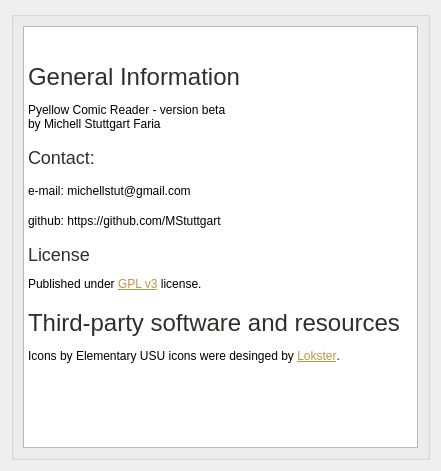
mstuttgart/pynocchio, file view/about_dialog.ui: the form before one commit.
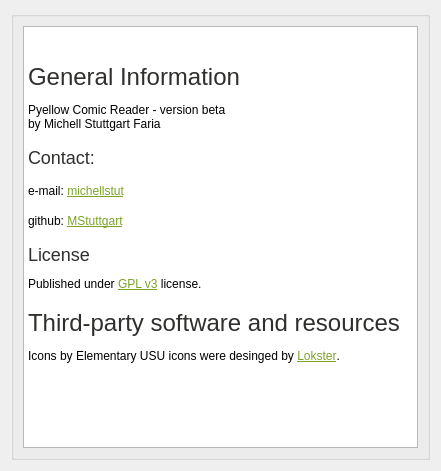
The form after the commit. Icons and pictures are not drawn.

Patch:
```diff
--- a/view/about_dialog.ui
+++ b/view/about_dialog.ui
@@ -39,12 +39,12 @@
 &lt;p style=&quot; margin-top:18px; margin-bottom:12px; margin-left:0px; margin-right:0px; -qt-block-indent:0; text-indent:0px;&quot;&gt;&lt;span style=&quot; font-size:xx-large; color:#302f2d;&quot;&gt;General Information&lt;/span&gt;&lt;/p&gt;
 &lt;p style=&quot; margin-top:12px; margin-bottom:12px; margin-left:0px; margin-right:0px; -qt-block-indent:0; text-indent:0px;&quot;&gt;Pyellow Comic Reader - version beta&lt;br /&gt;by Michell Stuttgart Faria&lt;/p&gt;
 &lt;p style=&quot; margin-top:16px; margin-bottom:12px; margin-left:0px; margin-right:0px; -qt-block-indent:0; text-indent:0px;&quot;&gt;&lt;span style=&quot; font-size:x-large; color:#302f2d;&quot;&gt;Contact: &lt;/span&gt;&lt;/p&gt;
-&lt;p style=&quot; margin-top:16px; margin-bottom:12px; margin-left:0px; margin-right:0px; -qt-block-indent:0; text-indent:0px;&quot;&gt;e-mail: michellstut@gmail.com &lt;/p&gt;
-&lt;p style=&quot; margin-top:16px; margin-bottom:12px; margin-left:0px; margin-right:0px; -qt-block-indent:0; text-indent:0px;&quot;&gt;github: https://github.com/MStuttgart&lt;/p&gt;
+&lt;p style=&quot; margin-top:16px; margin-bottom:12px; margin-left:0px; margin-right:0px; -qt-block-indent:0; text-indent:0px;&quot;&gt;e-mail: &lt;a href=&quot;michellstut@gmail.com &quot;&gt;&lt;span style=&quot; text-decoration: underline; color:#7aa328;&quot;&gt;michellstut&lt;/span&gt;&lt;/a&gt;&lt;/p&gt;
+&lt;p style=&quot; margin-top:16px; margin-bottom:12px; margin-left:0px; margin-right:0px; -qt-block-indent:0; text-indent:0px;&quot;&gt;github: &lt;a href=&quot;https://github.com/MStuttgart&quot;&gt;&lt;span style=&quot; text-decoration: underline; color:#7aa328;&quot;&gt;MStuttgart&lt;/span&gt;&lt;/a&gt;&lt;/p&gt;
 &lt;p style=&quot; margin-top:16px; margin-bottom:12px; margin-left:0px; margin-right:0px; -qt-block-indent:0; text-indent:0px;&quot;&gt;&lt;span style=&quot; font-size:x-large; color:#302f2d;&quot;&gt;License&lt;/span&gt;&lt;/p&gt;
-&lt;p style=&quot; margin-top:0px; margin-bottom:0px; margin-left:0px; margin-right:0px; -qt-block-indent:0; text-indent:0px;&quot;&gt;Published under &lt;a href=&quot;http://www.gnu.org/copyleft/gpl.html&quot;&gt;&lt;span style=&quot; text-decoration: underline; color:#c19441;&quot;&gt;GPL v3&lt;/span&gt;&lt;/a&gt; license. &lt;/p&gt;
+&lt;p style=&quot; margin-top:0px; margin-bottom:0px; margin-left:0px; margin-right:0px; -qt-block-indent:0; text-indent:0px;&quot;&gt;Published under &lt;a href=&quot;http://www.gnu.org/copyleft/gpl.html&quot;&gt;&lt;span style=&quot; text-decoration: underline; color:#7aa328;&quot;&gt;GPL v3&lt;/span&gt;&lt;/a&gt; license. &lt;/p&gt;
 &lt;p style=&quot; margin-top:18px; margin-bottom:12px; margin-left:0px; margin-right:0px; -qt-block-indent:0; text-indent:0px;&quot;&gt;&lt;span style=&quot; font-size:xx-large; color:#302f2d;&quot;&gt;Third-party software and resources&lt;/span&gt;&lt;/p&gt;
-&lt;p style=&quot; margin-top:12px; margin-bottom:12px; margin-left:0px; margin-right:0px; -qt-block-indent:0; text-indent:0px;&quot;&gt;Icons by Elementary USU icons were desinged by &lt;a href=&quot;http://kde-look.org/content/show.php/?content=148128&quot;&gt;&lt;span style=&quot; text-decoration: underline; color:#c19441;&quot;&gt;Lokster&lt;/span&gt;&lt;/a&gt;. &lt;/p&gt;&lt;/body&gt;&lt;/html&gt;</string>
+&lt;p style=&quot; margin-top:12px; margin-bottom:12px; margin-left:0px; margin-right:0px; -qt-block-indent:0; text-indent:0px;&quot;&gt;Icons by Elementary USU icons were desinged by &lt;a href=&quot;http://kde-look.org/content/show.php/?content=148128&quot;&gt;&lt;span style=&quot; text-decoration: underline; color:#7aa328;&quot;&gt;Lokster&lt;/span&gt;&lt;/a&gt;. &lt;/p&gt;&lt;/body&gt;&lt;/html&gt;</string>
         </property>
        </widget>
       </item>
```
Left out of the diff: 4 changed lines with no effect on the pictures.
